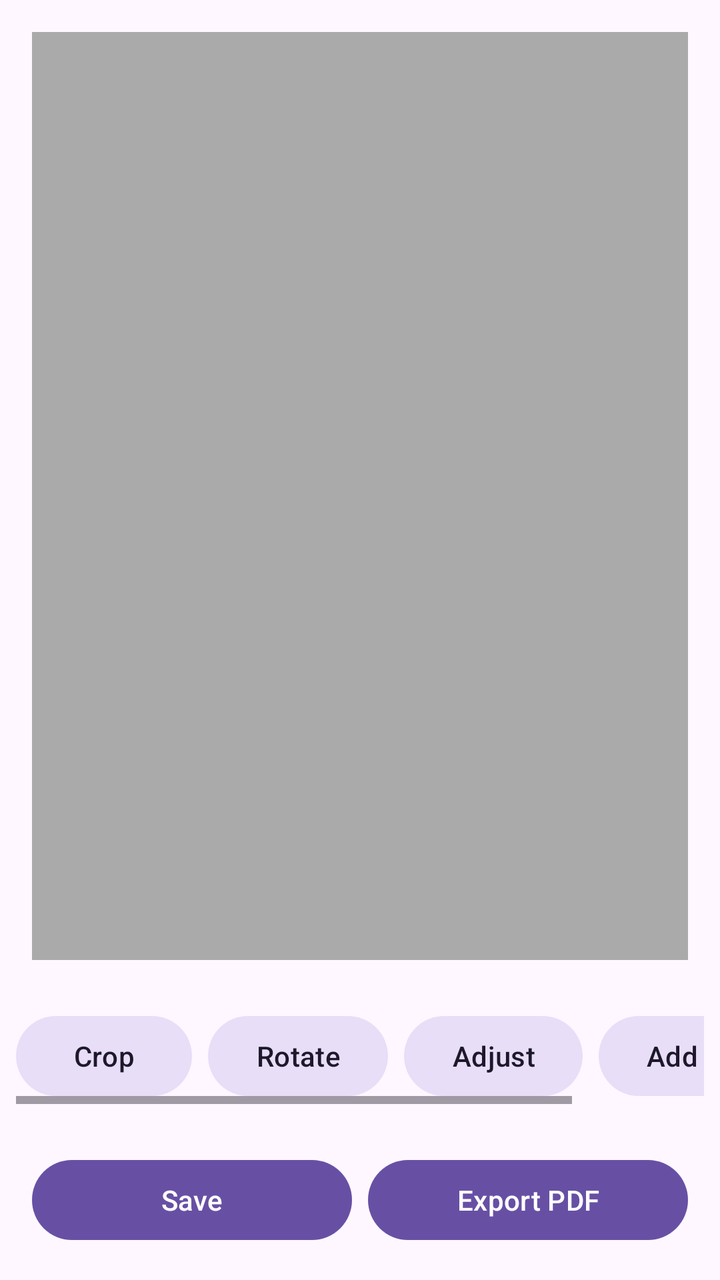
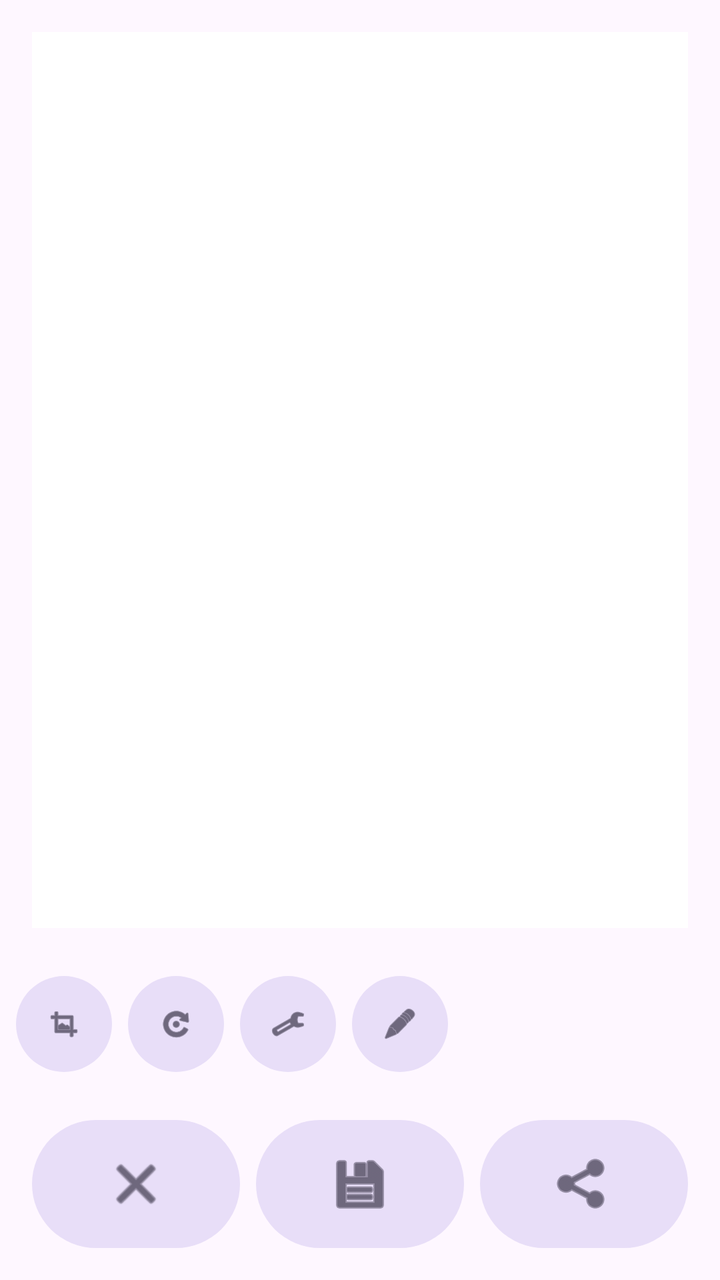

Screens rendered from an Android XML layout before and after an edit, with the pre-edit source and the edit as a unified diff.
<!-- AndroidManifest.xml: application theme Theme.DocumentsApp -->
<!-- res/layout/fragment_edit.xml -->
<?xml version="1.0" encoding="utf-8"?>
<androidx.constraintlayout.widget.ConstraintLayout xmlns:android="http://schemas.android.com/apk/res/android"
    xmlns:app="http://schemas.android.com/apk/res-auto"
    xmlns:tools="http://schemas.android.com/tools"
    android:layout_width="match_parent"
    android:layout_height="match_parent"
    tools:context=".EditFragment">

    <ImageView
        android:id="@+id/image_preview"
        android:layout_width="0dp"
        android:layout_height="0dp"
        android:layout_margin="16dp"
        android:background="@android:color/darker_gray"
        android:contentDescription="Document Preview"
        app:layout_constraintBottom_toTopOf="@+id/edit_actions_scroll"
        app:layout_constraintEnd_toEndOf="parent"
        app:layout_constraintStart_toStartOf="parent"
        app:layout_constraintTop_toTopOf="parent" />

    <HorizontalScrollView
        android:id="@+id/edit_actions_scroll"
        android:layout_width="0dp"
        android:layout_height="wrap_content"
        android:padding="8dp"
        app:layout_constraintBottom_toTopOf="@+id/bottom_actions"
        app:layout_constraintEnd_toEndOf="parent"
        app:layout_constraintStart_toStartOf="parent">

        <LinearLayout
            android:layout_width="wrap_content"
            android:layout_height="wrap_content"
            android:orientation="horizontal">

            <Button
                android:id="@+id/button_crop"
                style="@style/Widget.Material3.Button.TonalButton"
                android:layout_width="wrap_content"
                android:layout_height="wrap_content"
                android:layout_marginEnd="8dp"
                android:text="@string/action_crop" />

            <Button
                android:id="@+id/button_rotate"
                style="@style/Widget.Material3.Button.TonalButton"
                android:layout_width="wrap_content"
                android:layout_height="wrap_content"
                android:layout_marginEnd="8dp"
                android:text="@string/action_rotate" />

            <Button
                android:id="@+id/button_adjust"
                style="@style/Widget.Material3.Button.TonalButton"
                android:layout_width="wrap_content"
                android:layout_height="wrap_content"
                android:layout_marginEnd="8dp"
                android:text="@string/action_adjust" />

            <Button
                android:id="@+id/button_add_signature"
                style="@style/Widget.Material3.Button.TonalButton"
                android:layout_width="wrap_content"
                android:layout_height="wrap_content"
                android:layout_marginEnd="8dp"
                android:text="@string/action_add_signature" />

        </LinearLayout>
    </HorizontalScrollView>

    <LinearLayout
        android:id="@+id/bottom_actions"
        android:layout_width="0dp"
        android:layout_height="wrap_content"
        android:orientation="horizontal"
        android:padding="16dp"
        app:layout_constraintBottom_toBottomOf="parent"
        app:layout_constraintEnd_toEndOf="parent"
        app:layout_constraintStart_toStartOf="parent">

        <Button
            android:id="@+id/button_save"
            android:layout_width="0dp"
            android:layout_height="wrap_content"
            android:layout_weight="1"
            android:layout_marginEnd="8dp"
            android:text="@string/action_save" />

        <Button
            android:id="@+id/button_export"
            android:layout_width="0dp"
            android:layout_height="wrap_content"
            android:layout_weight="1"
            android:text="@string/action_export" />
    </LinearLayout>

</androidx.constraintlayout.widget.ConstraintLayout>
<!-- resources referenced by this layout -->
<resources>
  <string name="action_add_signature">Add Signature</string>
  <string name="action_adjust">Adjust</string>
  <string name="action_crop">Crop</string>
  <string name="action_export">Export PDF</string>
  <string name="action_rotate">Rotate</string>
  <string name="action_save">Save</string>
  <style name="Theme.DocumentsApp" parent="Theme.MaterialComponents.DayNight.DarkActionBar">
          
          <item name="colorPrimary">@color/purple_500</item>
          <item name="colorPrimaryVariant">@color/purple_700</item>
          <item name="colorOnPrimary">@color/white</item>
          
          <item name="colorSecondary">@color/teal_200</item>
          <item name="colorSecondaryVariant">@color/teal_700</item>
          <item name="colorOnSecondary">@color/black</item>
          
          <item name="android:statusBarColor">?attr/colorPrimaryVariant</item>
          
      </style>
  <color name="purple_500">#FF6200EE</color>
  <color name="purple_700">#FF3700B3</color>
  <color name="white">#FFFFFFFF</color>
  <color name="teal_200">#FF03DAC5</color>
  <color name="teal_700">#FF018786</color>
  <color name="black">#FF000000</color>
</resources>

<!-- the commit's change to res/layout/fragment_edit.xml (unified diff, before → after) -->
@@ -6,13 +6,12 @@
     android:layout_height="match_parent"
     tools:context=".EditFragment">
 
-    <ImageView
-        android:id="@+id/image_preview"
+    <androidx.recyclerview.widget.RecyclerView
+        android:id="@+id/recycler_pdf_pages"
         android:layout_width="0dp"
         android:layout_height="0dp"
         android:layout_margin="16dp"
-        android:background="@android:color/darker_gray"
-        android:contentDescription="Document Preview"
+        android:background="@android:color/white"
         app:layout_constraintBottom_toTopOf="@+id/edit_actions_scroll"
         app:layout_constraintEnd_toEndOf="parent"
         app:layout_constraintStart_toStartOf="parent"
@@ -32,37 +31,61 @@
             android:layout_height="wrap_content"
             android:orientation="horizontal">
 
-            <Button
+            <com.google.android.material.button.MaterialButton
                 android:id="@+id/button_crop"
                 style="@style/Widget.Material3.Button.TonalButton"
-                android:layout_width="wrap_content"
-                android:layout_height="wrap_content"
+                android:layout_width="48dp"
+                android:layout_height="48dp"
                 android:layout_marginEnd="8dp"
-                android:text="@string/action_crop" />
+                android:insetLeft="0dp"
+                android:insetTop="0dp"
+                android:insetRight="0dp"
+                android:insetBottom="0dp"
+                app:icon="@android:drawable/ic_menu_crop"
+                app:iconGravity="textStart"
+                app:iconPadding="0dp" />
 
-            <Button
+            <com.google.android.material.button.MaterialButton
                 android:id="@+id/button_rotate"
                 style="@style/Widget.Material3.Button.TonalButton"
-                android:layout_width="wrap_content"
-                android:layout_height="wrap_content"
+                android:layout_width="48dp"
+                android:layout_height="48dp"
                 android:layout_marginEnd="8dp"
-                android:text="@string/action_rotate" />
+                android:insetLeft="0dp"
+                android:insetTop="0dp"
+                android:insetRight="0dp"
+                android:insetBottom="0dp"
+                app:icon="@android:drawable/ic_menu_rotate"
+                app:iconGravity="textStart"
+                app:iconPadding="0dp" />
 
-            <Button
+            <com.google.android.material.button.MaterialButton
                 android:id="@+id/button_adjust"
                 style="@style/Widget.Material3.Button.TonalButton"
-                android:layout_width="wrap_content"
-                android:layout_height="wrap_content"
+                android:layout_width="48dp"
+                android:layout_height="48dp"
                 android:layout_marginEnd="8dp"
-                android:text="@string/action_adjust" />
+                android:insetLeft="0dp"
+                android:insetTop="0dp"
+                android:insetRight="0dp"
+                android:insetBottom="0dp"
+                app:icon="@android:drawable/ic_menu_manage"
+                app:iconGravity="textStart"
+                app:iconPadding="0dp" />
 
-            <Button
+            <com.google.android.material.button.MaterialButton
                 android:id="@+id/button_add_signature"
                 style="@style/Widget.Material3.Button.TonalButton"
-                android:layout_width="wrap_content"
-                android:layout_height="wrap_content"
+                android:layout_width="48dp"
+                android:layout_height="48dp"
                 android:layout_marginEnd="8dp"
-                android:text="@string/action_add_signature" />
+                android:insetLeft="0dp"
+                android:insetTop="0dp"
+                android:insetRight="0dp"
+                android:insetBottom="0dp"
+                app:icon="@android:drawable/ic_menu_edit"
+                app:iconGravity="textStart"
+                app:iconPadding="0dp" />
 
         </LinearLayout>
     </HorizontalScrollView>
@@ -77,20 +100,52 @@
         app:layout_constraintEnd_toEndOf="parent"
         app:layout_constraintStart_toStartOf="parent">
 
-        <Button
-            android:id="@+id/button_save"
+        <com.google.android.material.button.MaterialButton
+            android:id="@+id/button_cancel"
+            style="@style/Widget.Material3.Button.TonalButton"
             android:layout_width="0dp"
-            android:layout_height="wrap_content"
+            android:layout_height="64dp"
             android:layout_weight="1"
             android:layout_marginEnd="8dp"
-            android:text="@string/action_save" />
+            android:insetLeft="0dp"
+            android:insetTop="0dp"
+            android:insetRight="0dp"
+            android:insetBottom="0dp"
+            app:icon="@android:drawable/ic_menu_close_clear_cancel"
+            app:iconGravity="textStart"
+            app:iconPadding="0dp"
+            app:iconSize="32dp" />
 
-        <Button
+        <com.google.android.material.button.MaterialButton
+            android:id="@+id/button_save"
+            style="@style/Widget.Material3.Button.TonalButton"
+            android:layout_width="0dp"
+            android:layout_height="64dp"
+            android:layout_weight="1"
+            android:layout_marginEnd="8dp"
+            android:insetLeft="0dp"
+            android:insetTop="0dp"
+            android:insetRight="0dp"
+            android:insetBottom="0dp"
+            app:icon="@android:drawable/ic_menu_save"
+            app:iconGravity="textStart"
+            app:iconPadding="0dp"
+            app:iconSize="32dp" />
+
+        <com.google.android.material.button.MaterialButton
             android:id="@+id/button_export"
+            style="@style/Widget.Material3.Button.TonalButton"
             android:layout_width="0dp"
-            android:layout_height="wrap_content"
+            android:layout_height="64dp"
             android:layout_weight="1"
-            android:text="@string/action_export" />
+            android:insetLeft="0dp"
+            android:insetTop="0dp"
+            android:insetRight="0dp"
+            android:insetBottom="0dp"
+            app:icon="@android:drawable/ic_menu_share"
+            app:iconGravity="textStart"
+            app:iconPadding="0dp"
+            app:iconSize="32dp" />
     </LinearLayout>
 
 </androidx.constraintlayout.widget.ConstraintLayout>
<!-- resource entries referenced after the edit -->
@@ -1,12 +1,6 @@
 <!-- resources referenced by this layout -->
 <resources>
-  <string name="action_add_signature">Add Signature</string>
-  <string name="action_adjust">Adjust</string>
-  <string name="action_crop">Crop</string>
-  <string name="action_export">Export PDF</string>
-  <string name="action_rotate">Rotate</string>
-  <string name="action_save">Save</string>
-  <style name="Theme.DocumentsApp" parent="Theme.MaterialComponents.DayNight.DarkActionBar">
+  <style name="Theme.DocumentsApp" parent="Base.Theme.DocumentsApp">
           
           <item name="colorPrimary">@color/purple_500</item>
           <item name="colorPrimaryVariant">@color/purple_700</item>
@@ -19,6 +13,10 @@
           <item name="android:statusBarColor">?attr/colorPrimaryVariant</item>
           
       </style>
+  <style name="Base.Theme.DocumentsApp" parent="Theme.Material3.DayNight.NoActionBar">
+          
+          
+      </style>
   <color name="purple_500">#FF6200EE</color>
   <color name="purple_700">#FF3700B3</color>
   <color name="white">#FFFFFFFF</color>
